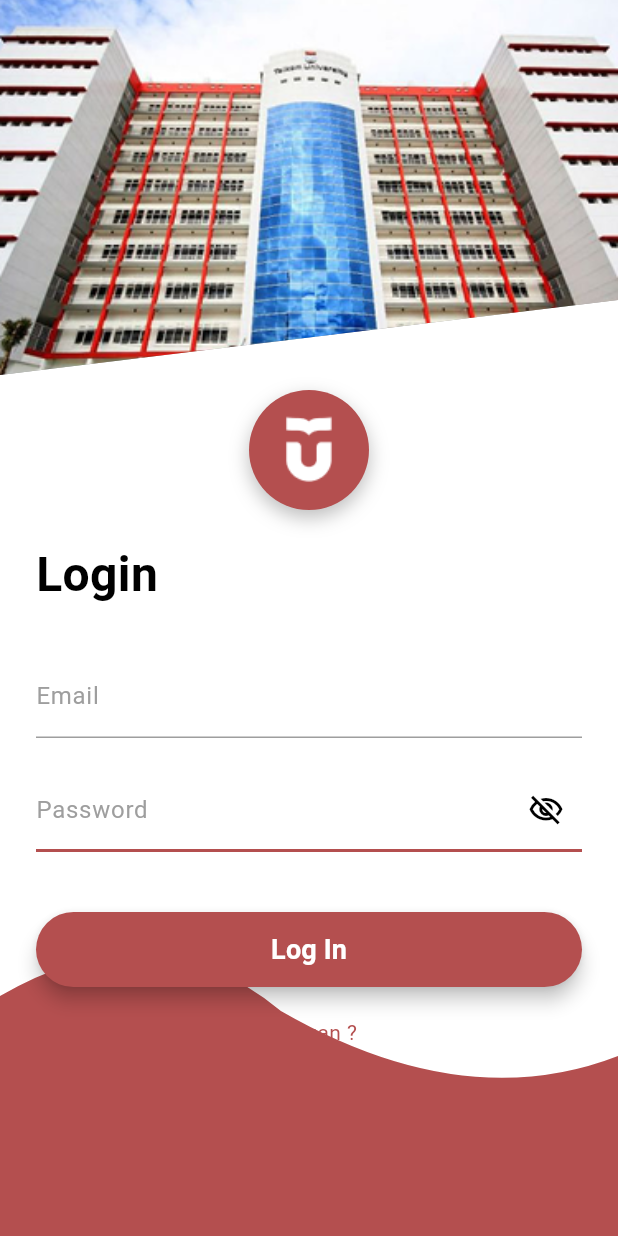
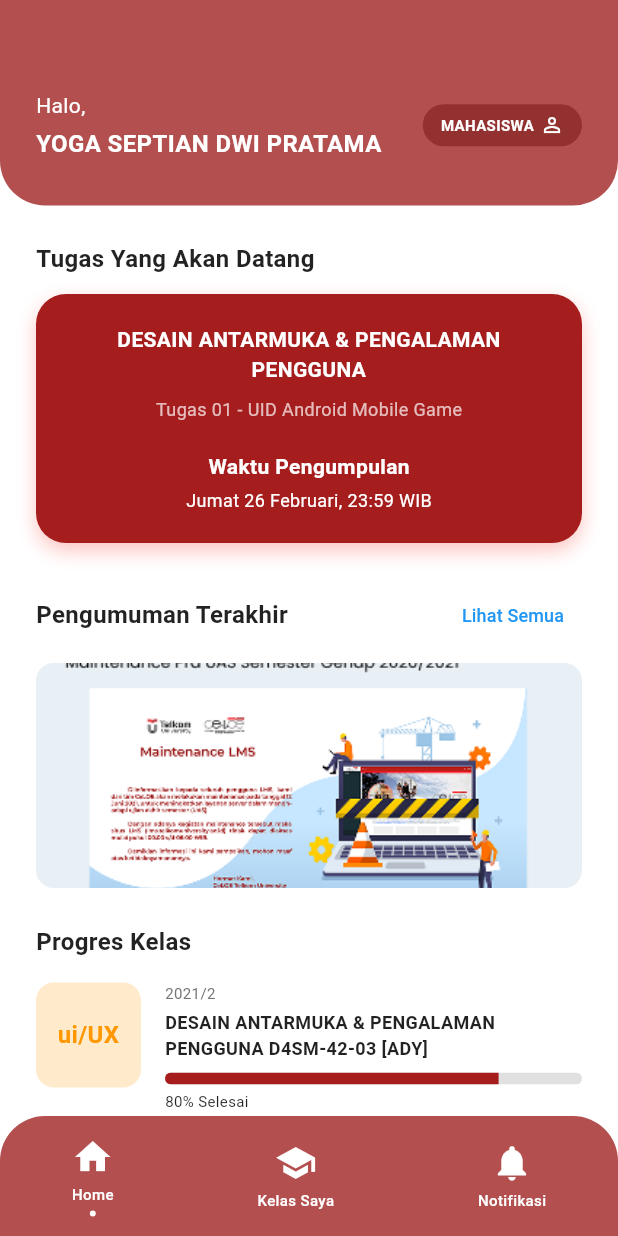
Before and after one commit to Yogaseptiandwipratama/telkom, a Flutter app: the screen it shows after launch, after a tap on "Log In", on a phone screen of 412 x 824 dp. Run offline on Flutter 3.47's test engine with Material 3 defaults, Android fonts, the phone set to English and light mode, and no system bars.

Commit message:
menambahkan home page dan profile

```diff
--- /dev/null
+++ b/lib/presentation/pages/home_page.dart
@@ -0,0 +1,422 @@
+import 'package:flutter/material.dart';
+import 'profile_page.dart';
+
+class HomePage extends StatefulWidget {
+  const HomePage({super.key});
+
+  @override
+  State<HomePage> createState() => _HomePageState();
+}
+
+class _HomePageState extends State<HomePage> {
+  int _selectedIndex = 0;
+
+  @override
+  Widget build(BuildContext context) {
+    return Scaffold(
+      backgroundColor: Colors.white,
+      body: Stack(
+        children: [
+          SingleChildScrollView(
+            padding: const EdgeInsets.only(bottom: 100), // Space for bottom nav
+            child: Column(
+              crossAxisAlignment: CrossAxisAlignment.start,
+              children: [
+                _buildHeader(),
+                const SizedBox(height: 24),
+                _buildUpcomingTaskSection(),
+                const SizedBox(height: 24),
+                _buildAnnouncementSection(),
+                const SizedBox(height: 24),
+                _buildClassProgressSection(),
+              ],
+            ),
+          ),
+          Positioned(
+            left: 0,
+            right: 0,
+            bottom: 0,
+            child: _buildBottomNavigationBar(),
+          ),
+        ],
+      ),
+    );
+  }
+
+  Widget _buildHeader() {
+    return GestureDetector(
+      onTap: () {
+        Navigator.push(
+          context,
+          MaterialPageRoute(builder: (context) => const ProfilePage()),
+        );
+      },
+      child: Container(
+        padding: const EdgeInsets.fromLTRB(24, 60, 24, 30),
+        decoration: const BoxDecoration(
+          color: Color(0xFFB44F4F),
+          borderRadius: BorderRadius.only(
+            bottomLeft: Radius.circular(30),
+            bottomRight: Radius.circular(30),
+          ),
+        ),
+        child: Row(
+          mainAxisAlignment: MainAxisAlignment.spaceBetween,
+          children: [
+            const Column(
+              crossAxisAlignment: CrossAxisAlignment.start,
+              children: [
+                Text(
+                  'Halo,',
+                  style: TextStyle(
+                    color: Colors.white,
+                    fontSize: 14,
+                  ),
+                ),
+                SizedBox(height: 4),
+                Text(
+                  'YOGA SEPTIAN DWI PRATAMA',
+                  style: TextStyle(
+                    color: Colors.white,
+                    fontSize: 16,
+                    fontWeight: FontWeight.bold,
+                  ),
+                ),
+              ],
+            ),
+            Container(
+              padding: const EdgeInsets.symmetric(horizontal: 12, vertical: 6),
+              decoration: BoxDecoration(
+                color: const Color(0xFF933131), // Darker red for badge
+                borderRadius: BorderRadius.circular(20),
+              ),
+              child: const Row(
+                children: [
+                  Text(
+                    'MAHASISWA',
+                    style: TextStyle(
+                      color: Colors.white,
+                      fontSize: 10,
+                      fontWeight: FontWeight.bold,
+                    ),
+                  ),
+                  SizedBox(width: 4),
+                  Icon(
+                    Icons.person_outline,
+                    color: Colors.white,
+                    size: 16,
+                  ),
+                ],
+              ),
+            ),
+          ],
+        ),
+      ),
+    );
+  }
+
+  Widget _buildUpcomingTaskSection() {
+    return Padding(
+      padding: const EdgeInsets.symmetric(horizontal: 24),
+      child: Column(
+        crossAxisAlignment: CrossAxisAlignment.start,
+        children: [
+          const Text(
+            'Tugas Yang Akan Datang',
+            style: TextStyle(
+              fontSize: 16,
+              fontWeight: FontWeight.bold,
+              color: Colors.black87,
+            ),
+          ),
+          const SizedBox(height: 12),
+          Container(
+            width: double.infinity,
+            padding: const EdgeInsets.all(20),
+            decoration: BoxDecoration(
+              color: const Color(0xFFA61D1D), // Deep red
+              borderRadius: BorderRadius.circular(20),
+              boxShadow: [
+                BoxShadow(
+                  color: Colors.red.withOpacity(0.3),
+                  blurRadius: 10,
+                  offset: const Offset(0, 5),
+                ),
+              ],
+            ),
+            child: Column(
+              children: [
+                const Text(
+                  'DESAIN ANTARMUKA & PENGALAMAN PENGGUNA',
+                  textAlign: TextAlign.center,
+                  style: TextStyle(
+                    color: Colors.white,
+                    fontSize: 14,
+                    fontWeight: FontWeight.bold,
+                  ),
+                ),
+                const SizedBox(height: 8),
+                const Text(
+                  'Tugas 01 - UID Android Mobile Game',
+                  style: TextStyle(
+                    color: Colors.white70,
+                    fontSize: 12,
+                  ),
+                ),
+                const SizedBox(height: 20),
+                const Text(
+                  'Waktu Pengumpulan',
+                  style: TextStyle(
+                    color: Colors.white,
+                    fontSize: 14,
+                    fontWeight: FontWeight.bold,
+                  ),
+                ),
+                const SizedBox(height: 4),
+                const Text(
+                  'Jumat 26 Februari, 23:59 WIB',
+                  style: TextStyle(
+                    color: Colors.white,
+                    fontSize: 12,
+                  ),
+                ),
+              ],
+            ),
+          ),
+        ],
+      ),
+    );
+  }
+
+  Widget _buildAnnouncementSection() {
+    return Padding(
+      padding: const EdgeInsets.symmetric(horizontal: 24),
+      child: Column(
+        children: [
+          Row(
+            mainAxisAlignment: MainAxisAlignment.spaceBetween,
+            children: [
+              const Text(
+                'Pengumuman Terakhir',
+                style: TextStyle(
+                  fontSize: 16,
+                  fontWeight: FontWeight.bold,
+                  color: Colors.black87,
+                ),
+              ),
+              TextButton(
+                onPressed: () {},
+                child: const Text(
+                  'Lihat Semua',
+                  style: TextStyle(
+                    color: Colors.blue,
+                    fontSize: 12,
+                  ),
+                ),
+              )
+            ],
+          ),
+          const SizedBox(height: 8),
+          // Need an image here, using a placeholder for now as per instructions
+          Container(
+            height: 150,
+            width: double.infinity,
+            decoration: BoxDecoration(
+              color: Colors.blue[50],
+              borderRadius: BorderRadius.circular(12),
+            ),
+            child: ClipRRect(
+              borderRadius: BorderRadius.circular(12),
+              child: Image.asset(
+                'assets/images/Pengumuman.png',
+                fit: BoxFit.cover,
+                errorBuilder: (context, error, stackTrace) {
+                  return const Center(child: Text("Image Not Found", style: TextStyle(color: Colors.grey)));
+                },
+              ),
+            ),
+          ),
+        ],
+      ),
+    );
+  }
+
+  Widget _buildClassProgressSection() {
+    return Padding(
+      padding: const EdgeInsets.symmetric(horizontal: 24),
+      child: Column(
+        crossAxisAlignment: CrossAxisAlignment.start,
+        children: [
+          const Text(
+            'Progres Kelas',
+            style: TextStyle(
+              fontSize: 16,
+              fontWeight: FontWeight.bold,
+              color: Colors.black87,
+            ),
+          ),
+          const SizedBox(height: 16),
+          _buildClassItem(
+            'DESAIN ANTARMUKA & PENGALAMAN PENGGUNA D4SM-42-03 [ADY]',
+            '80% Selesai',
+            80,
+            Colors.orange,
+            'ui/UX',
+          ),
+           _buildClassItem(
+            'KEWARGANEGARAAN\nD4SM-41-GAB1 [BBO], JUMAT 2',
+            '60% Selesai',
+            60,
+            Colors.red,
+            'Garuda',
+          ),
+           _buildClassItem(
+            'SISTEM OPERASI\nD4SM-44-02 [DD6]',
+            '80% Selesai',
+            80,
+            Colors.blueGrey,
+            'System',
+          ),
+           _buildClassItem(
+            'PEMROGRAMAN PERANGKAT BERGERAK\nMULTIMEDIA\nD4SM-41-GAB1 [APJ]',
+            '80% Selesai',
+            80,
+            Colors.cyan,
+            '',
+          ),
+           _buildClassItem(
+            'BAHASA INGGRIS: BUSINESS AND\nSCIENTIFIC\nD4SM-41-GAB1 [ARS]',
+            '95% Selesai',
+            95,
+            Colors.grey,
+            '',
+          ),
+        ],
+      ),
+    );
+  }
+
+  Widget _buildClassItem(String title, String subtitle, int progress, Color color, String iconText) {
+    return Container(
+      margin: const EdgeInsets.only(bottom: 24),
+      child: Row(
+        crossAxisAlignment: CrossAxisAlignment.start,
+        children: [
+          // Icon Box
+          Container(
+            width: 70,
+            height: 70,
+            decoration: BoxDecoration(
+              color: color.withOpacity(0.2),
+              borderRadius: BorderRadius.circular(12),
+            ),
+            alignment: Alignment.center,
+            child: Text(
+                iconText.isNotEmpty ? iconText : title.substring(0, 1),
+                textAlign: TextAlign.center,
+                style: TextStyle(fontWeight: FontWeight.bold, color: color, fontSize: 16)
+            ),
+          ),
+          const SizedBox(width: 16),
+          Expanded(
+            child: Column(
+              crossAxisAlignment: CrossAxisAlignment.start,
+              children: [
+                Text(
+                  '2021/2',
+                   style: TextStyle(fontSize: 10, color: Colors.grey[600]),
+                ),
+                const SizedBox(height: 4),
+                Text(
+                  title,
+                  style: const TextStyle(
+                    fontSize: 12,
+                    fontWeight: FontWeight.bold,
+                    color: Colors.black87,
+                  ),
+                ),
+                const SizedBox(height: 8),
+                // Progress Bar
+                ClipRRect(
+                  borderRadius: BorderRadius.circular(4),
+                  child: LinearProgressIndicator(
+                    value: progress / 100,
+                    backgroundColor: Colors.grey[300],
+                    valueColor: const AlwaysStoppedAnimation<Color>(Color(0xFFA61D1D)), // Dark Red
+                    minHeight: 8,
+                  ),
+                ),
+                 const SizedBox(height: 4),
+                Text(
+                  subtitle,
+                   style: const TextStyle(fontSize: 10, color: Colors.black87),
+                ),
+              ],
+            ),
+          ),
+        ],
+      ),
+    );
+  }
+
+  Widget _buildBottomNavigationBar() {
+    return Container(
+      height: 80,
+      decoration: const BoxDecoration(
+        color: Color(0xFFB44F4F), // Red
+        borderRadius: BorderRadius.only(
+          topLeft: Radius.circular(30),
+          topRight: Radius.circular(30),
+        ),
+      ),
+      child: Row(
+        mainAxisAlignment: MainAxisAlignment.spaceAround,
+        children: [
+          _buildNavItem(Icons.home, 'Home', 0),
+          _buildNavItem(Icons.school, 'Kelas Saya', 1),
+          _buildNavItem(Icons.notifications, 'Notifikasi', 2),
+        ],
+      ),
+    );
+  }
+
+  Widget _buildNavItem(IconData icon, String label, int index) {
+    bool isSelected = _selectedIndex == index;
+    return GestureDetector(
+      onTap: () {
+        setState(() {
+          _selectedIndex = index;
+        });
+      },
+      child: Column(
+        mainAxisAlignment: MainAxisAlignment.center,
+        children: [
+          Icon(
+            icon,
+            color: Colors.white,
+            size: 28,
+          ),
+          const SizedBox(height: 4),
+          Text(
+            label,
+            style: const TextStyle(
+              color: Colors.white,
+              fontSize: 10,
+              fontWeight: FontWeight.w500,
+            ),
+          ),
+          if (isSelected)
+            Container(
+              margin: const EdgeInsets.only(top: 4),
+              width: 4,
+              height: 4,
+              decoration: const BoxDecoration(
+                color: Colors.white,
+                shape: BoxShape.circle,
+              ),
+            ),
+        ],
+      ),
+    );
+  }
+}
--- a/lib/presentation/pages/login_page.dart
+++ b/lib/presentation/pages/login_page.dart
@@ -1,5 +1,6 @@
 import 'package:flutter/material.dart';
 import '../widgets/help_bottom_sheet.dart';
+import 'home_page.dart';
 
 class LoginPage extends StatefulWidget {
   const LoginPage({super.key});
@@ -159,7 +160,12 @@ class _LoginPageState extends State<LoginPage> {
                       width: double.infinity,
                       height: 50,
                       child: ElevatedButton(
-                        onPressed: () {},
+                        onPressed: () {
+                          Navigator.pushReplacement(
+                            context,
+                            MaterialPageRoute(builder: (context) => const HomePage()),
+                          );
+                        },
                         style: ElevatedButton.styleFrom(
                           backgroundColor: const Color(0xFFB44F4F), // Red button
                           shape: RoundedRectangleBorder(
```
Also changed, not shown: lib/presentation/pages/profile_page.dart (added, +285 -0 lines), assets/images/Pengumuman.png (added), assets/images/foto.png (added), assets/images/logo2.png (added).
